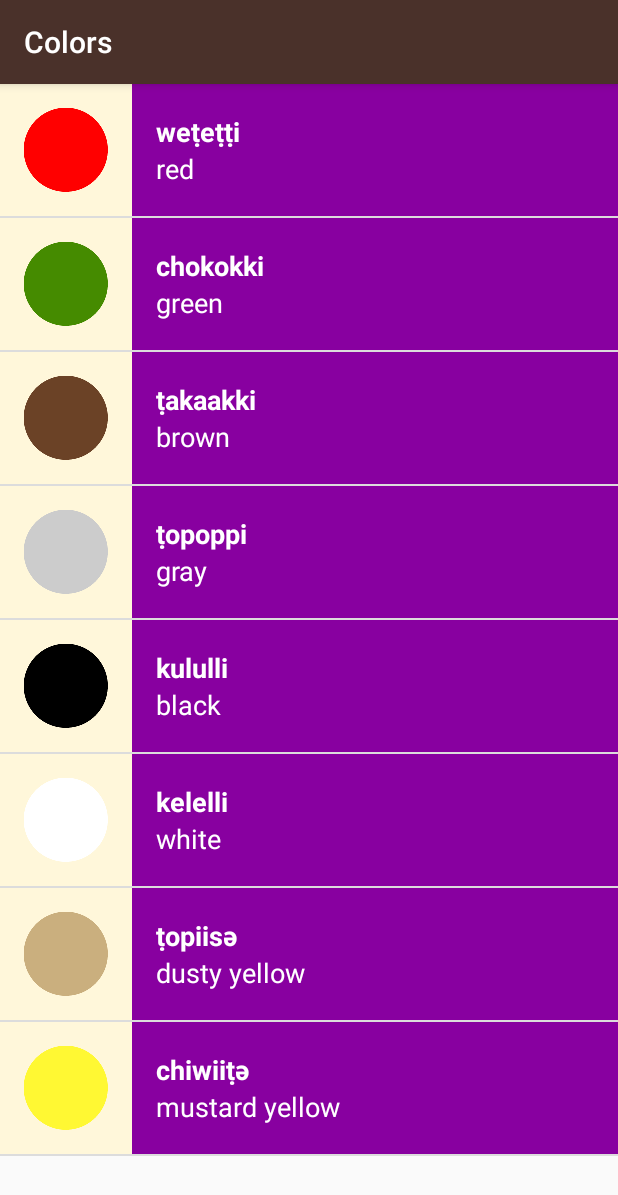
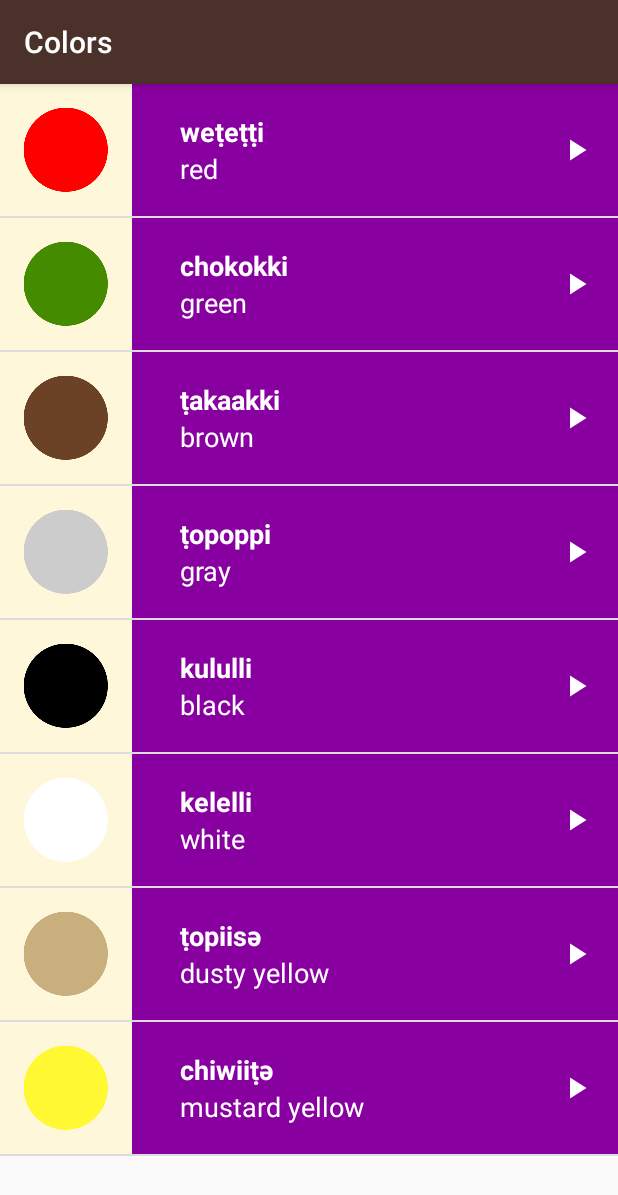
Before and after one commit to liwona/LanguageMiwok, an Android app: the ColorsActivity screen opened directly, with no data from a screen before it, on a phone screen of 412 x 824 dp. Shown: the top 1195 px of the screen. Run offline under Robolectric (Android 15) with nearby library versions, the light colour scheme and no system bars.

Commit message:
adding play arrow the the list item view

```diff
--- a/app/src/main/res/layout/list_item.xml
+++ b/app/src/main/res/layout/list_item.xml
@@ -1,36 +1,47 @@
 <?xml version="1.0" encoding="utf-8"?>
-<LinearLayout
-    xmlns:android="http://schemas.android.com/apk/res/android"
+<RelativeLayout xmlns:android="http://schemas.android.com/apk/res/android"
     xmlns:tools="http://schemas.android.com/tools"
     android:layout_width="match_parent"
-    android:layout_height="wrap_content"
-    android:orientation="horizontal"
-    android:minHeight="@dimen/list_item_height"
+    android:layout_height="@dimen/list_item_height"
     android:background="@color/tan_background">
+    <!--android:minHeight="@dimen/list_item_height"-->
 
     <ImageView
         android:id="@+id/image"
         android:layout_width="@dimen/list_item_height"
         android:layout_height="@dimen/list_item_height" />
 
-    <LinearLayout
+    <RelativeLayout
         android:id="@+id/text_container"
-        android:layout_width="match_parent"
+        android:layout_width="wrap_content"
         android:layout_height="@dimen/list_item_height"
-        android:orientation="vertical">
+        android:layout_alignParentBottom="true"
+        android:layout_alignParentRight="true"
+        android:layout_alignParentTop="true"
+        android:layout_toRightOf="@id/image"
+        android:orientation="vertical"
+        android:paddingLeft="16dp">
 
         <TextView
+            android:id="@+id/miwok_text_view"
             style="@style/TextViewListView"
             android:gravity="bottom"
-            android:id="@+id/miwok_text_view"
-            tools:text="lutti"
-            android:textStyle="bold"/>
+            android:textStyle="bold"
+            tools:text="lutti" />
 
         <TextView
+            android:id="@+id/default_text_view"
             style="@style/TextViewListView"
+            android:layout_below="@id/miwok_text_view"
             android:gravity="top"
-            android:id="@+id/default_text_view"
             tools:text="one" />
+    </RelativeLayout>
 
-    </LinearLayout>
-</LinearLayout>
+    <ImageView
+        android:layout_width="24dp"
+        android:layout_height="24dp"
+        android:layout_alignParentRight="true"
+        android:layout_centerVertical="true"
+        android:layout_marginRight="16dp"
+        android:src="@drawable/ic_play_arrow" />
+</RelativeLayout>
--- a/app/src/main/res/values/styles.xml
+++ b/app/src/main/res/values/styles.xml
@@ -34,7 +34,7 @@
     <!-- Style for TextView in ListView -->
     <style name="TextViewListView">
         <item name="android:layout_width">match_parent</item>
-        <item name="android:layout_height">0dp</item>
+        <item name="android:layout_height">44dp</item>
         <item name="android:layout_weight">1</item>
         <item name="android:paddingLeft">16dp</item>
         <item name="android:textColor">@android:color/white</item>
```
Also changed, not shown: app/src/main/res/drawable-hdpi/ic_play_arrow.png (added), app/src/main/res/drawable-mdpi/ic_play_arrow.png (added), app/src/main/res/drawable-mdpi/play.png (deleted), app/src/main/res/drawable-xhdpi/ic_play_arrow.png (added), app/src/main/res/drawable-xxhdpi/ic_play_arrow.png (added), app/src/main/res/drawable-xxxhdpi/ic_play_arrow.png (added).
